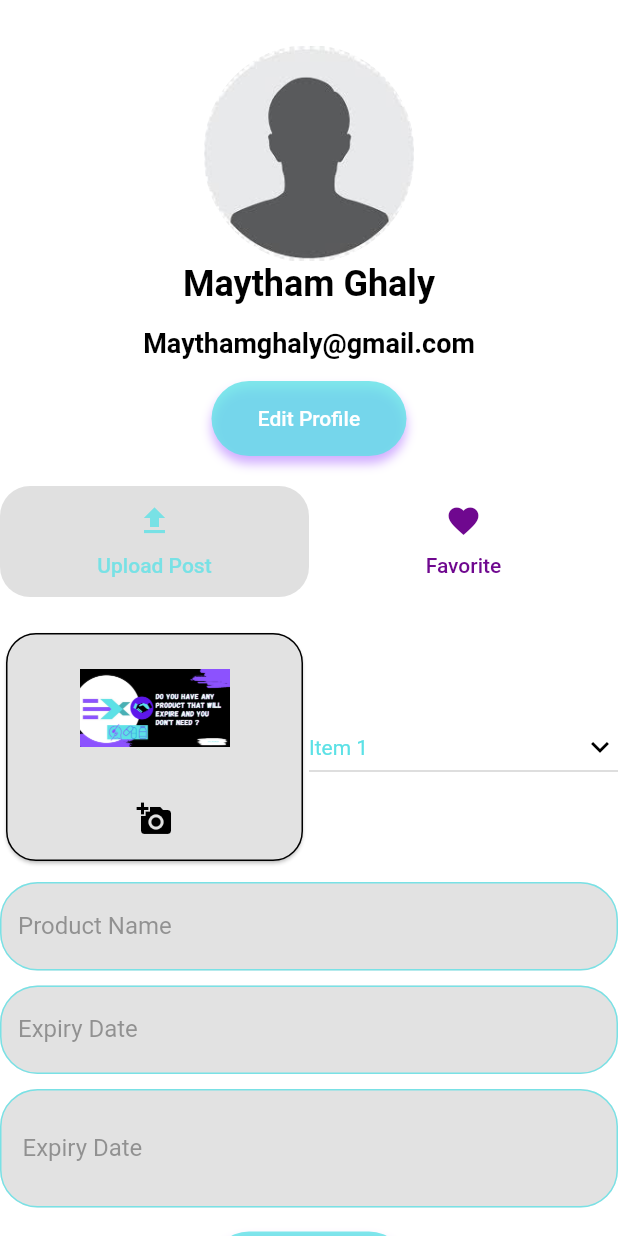
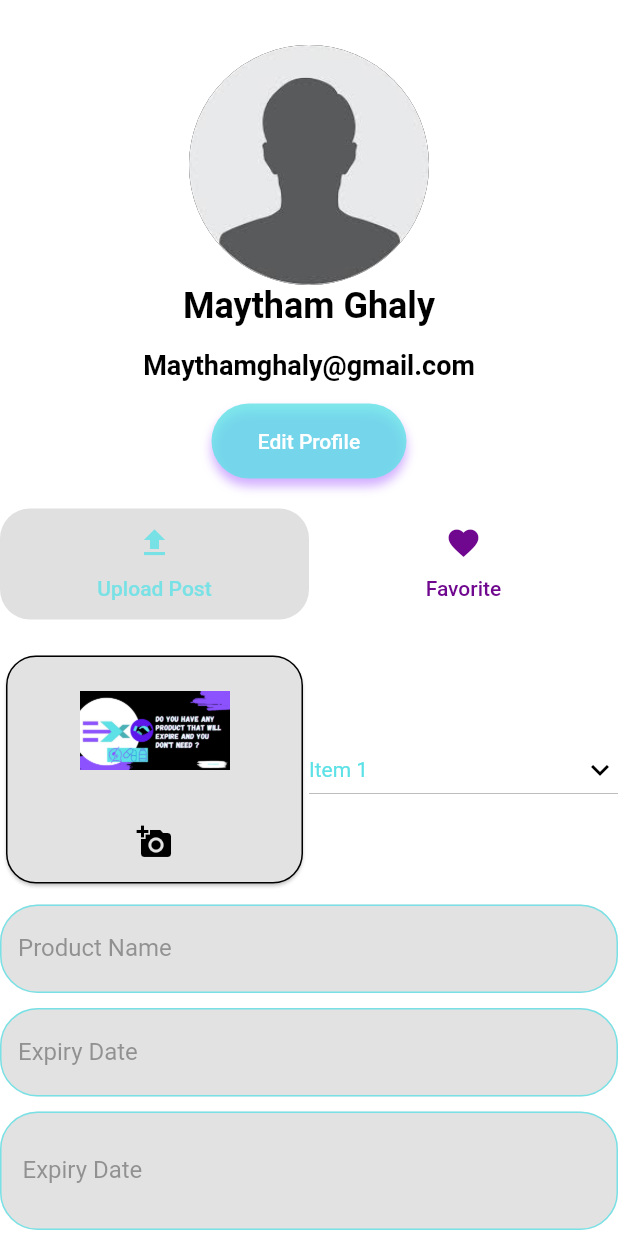
Before and after one commit to MaythamGhaly/exchange-app, a Flutter app: the Profile widget shown alone on an empty page, opened directly, on a phone screen of 412 x 824 dp. Run offline on Flutter 3.47's test engine with Material 2 defaults, Android fonts, the phone set to English and light mode, and no system bars; our stand-ins replace carousel_slider, drop_shadow_image, image_picker, shared_preferences; accounts and stored records are empty.

Commit message:
frontend: fix the profile picture

```diff
--- a/frontend/lib/screens/profile.dart
+++ b/frontend/lib/screens/profile.dart
@@ -40,13 +40,12 @@ class _ProfileState extends State<Profile> with TickerProviderStateMixin {
         child: Column(children: <Widget>[
       Container(
         margin: const EdgeInsets.only(top: 30),
-        child: ClipRRect(
-          borderRadius: BorderRadius.circular(120),
-          child: Image.asset(
+        child: CircleAvatar(
+          backgroundColor: Colors.black,
+          backgroundImage: Image.asset(
             'assets/profile.jpg',
-            width: 140,
-            height: 145,
-          ),
+          ).image,
+          radius: 80.0,
         ),
       ),
       Center(
```
